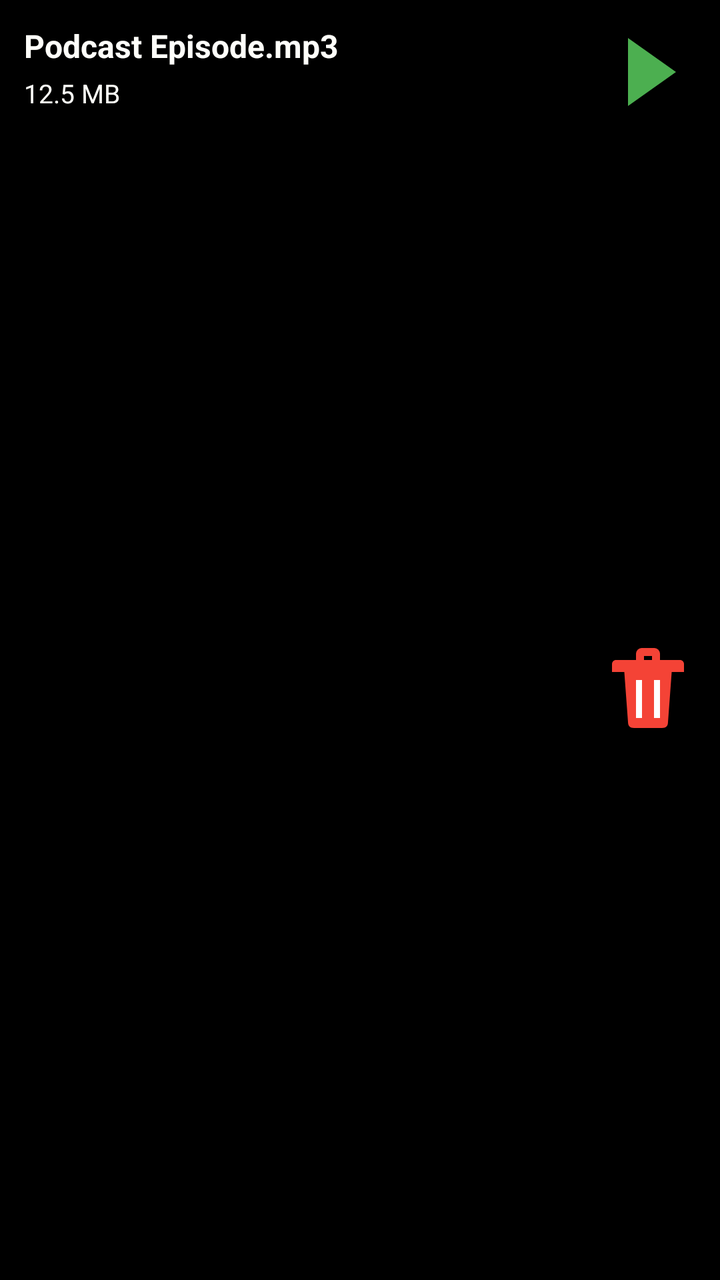
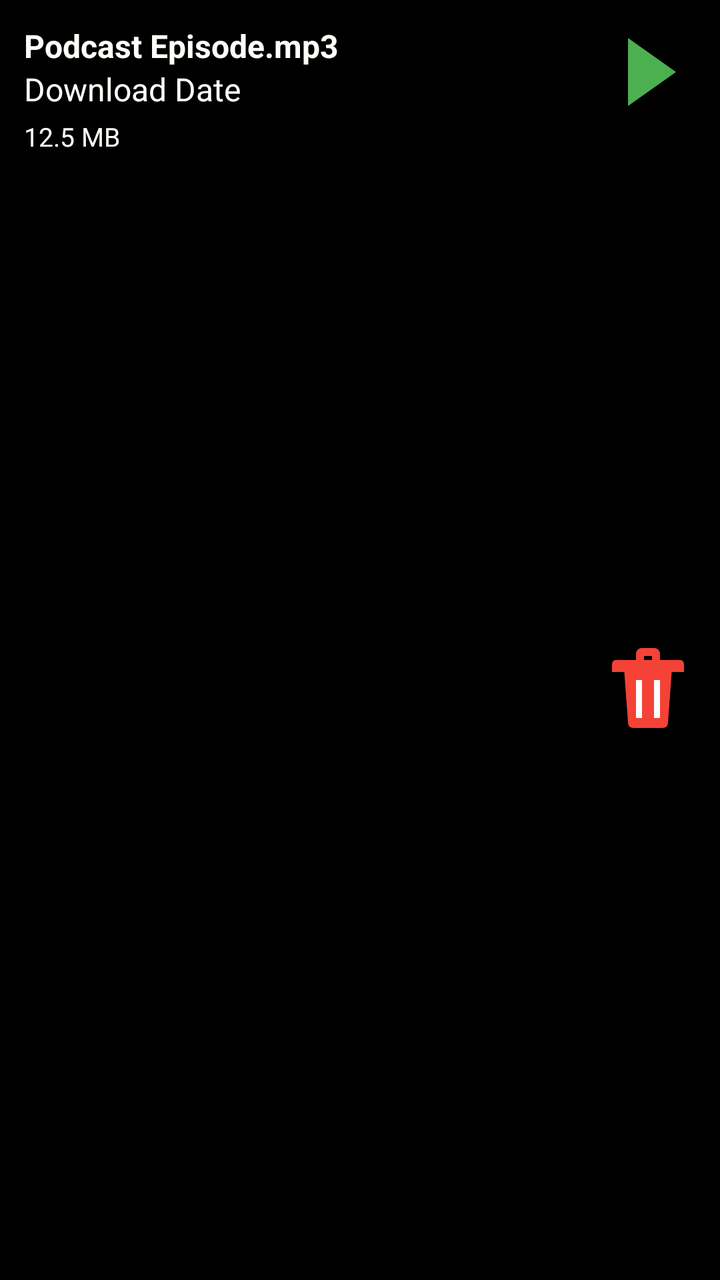

The first picture is an Android layout as it rendered before a commit; the second is the same layout after the commit. The layout source and the unified diff follow.
<!-- AndroidManifest.xml: application theme Theme.HzPodcast -->
<!-- res/layout/item_downloaded_mp3.xml -->
<?xml version="1.0" encoding="utf-8"?>
<androidx.constraintlayout.widget.ConstraintLayout
    xmlns:android="http://schemas.android.com/apk/res/android"
    xmlns:app="http://schemas.android.com/apk/res-auto"
    android:layout_width="match_parent"
    android:layout_height="wrap_content"
    android:background="@color/black"
    android:padding="12dp">

    <TextView
        android:id="@+id/txtName"
        android:layout_width="0dp"
        android:layout_height="wrap_content"
        android:layout_marginEnd="8dp"
        android:text="Podcast Episode.mp3"
        android:textSize="16sp"
        android:textStyle="bold"
        android:maxLines="2"
        android:ellipsize="end"
        android:textColor="@color/white"
        app:layout_constraintStart_toStartOf="parent"
        app:layout_constraintEnd_toStartOf="@id/btnPlayDownload"
        app:layout_constraintTop_toTopOf="parent"/>

    <TextView
        android:id="@+id/txtSize"
        android:layout_width="0dp"
        android:layout_height="wrap_content"
        android:layout_marginTop="4dp"
        android:layout_marginEnd="8dp"
        android:text="12.5 MB"
        android:textSize="13sp"
        android:textColor="@color/white"
        app:layout_constraintStart_toStartOf="parent"
        app:layout_constraintEnd_toStartOf="@id/btnPlayDownload"
        app:layout_constraintTop_toBottomOf="@id/txtName"
        app:layout_constraintBottom_toBottomOf="parent"
        app:layout_constraintVertical_bias="0.0"/>

    <ImageButton
        android:id="@+id/btnPlayDownload"
        android:layout_width="48dp"
        android:layout_height="48dp"
        android:src="@drawable/ic_play"
        android:background="@android:color/transparent"
        app:layout_constraintEnd_toEndOf="parent"
        app:layout_constraintTop_toTopOf="parent"/>

    <ImageButton
        android:id="@+id/btnDelete"
        android:layout_width="48dp"
        android:layout_height="48dp"
        android:src="@drawable/ic_delete"
        android:background="@android:color/transparent"
        app:layout_constraintEnd_toEndOf="parent"
        app:layout_constraintTop_toBottomOf="@id/btnPlayDownload"
        app:layout_constraintBottom_toBottomOf="parent"/>

</androidx.constraintlayout.widget.ConstraintLayout>
<!-- resources referenced by this layout -->
<resources>
  <color name="black">#FF000000</color>
  <color name="white">#FFFFFFFA</color>
  <!-- drawable ic_delete (drawable) -->
  <?xml version="1.0" encoding="utf-8"?>
  <vector xmlns:android="http://schemas.android.com/apk/res/android"
      android:width="48dp"
      android:height="48dp"
      android:viewportWidth="48"
      android:viewportHeight="48">
  
      
      <path
          android:fillColor="#F44336"
          android:pathData="M12,14
                            L36,14
                            L34,41
                            C34,43 33,44 31,44
                            L17,44
                            C15,44 14,43 14,41
                            Z" />
  
      
      <path
          android:fillColor="#F44336"
          android:pathData="M8,10
                            L40,10
                            C41.1,10 42,10.9 42,12
                            L42,16
                            L6,16
                            L6,12
                            C6,10.9 6.9,10 8,10
                            Z" />
  
      
      <path
          android:fillColor="#F44336"
          android:pathData="M18,10
                            L18,7
                            C18,5.3 19.3,4 21,4
                            L27,4
                            C28.7,4 30,5.3 30,7
                            L30,10
                            L26,10
                            L26,8
                            L22,8
                            L22,10
                            Z" />
  
      
      <path
          android:fillColor="#FFFFFF"
          android:pathData="M18,20
                            L21,20
                            L21,39
                            L18,39
                            Z" />
  
      <path
          android:fillColor="#FFFFFF"
          android:pathData="M27,20
                            L30,20
                            L30,39
                            L27,39
                            Z" />
  
  </vector>
  <!-- drawable ic_play (drawable) -->
  <?xml version="1.0" encoding="utf-8"?>
  <vector xmlns:android="http://schemas.android.com/apk/res/android"
      android:width="48dp"
      android:height="48dp"
      android:viewportWidth="48"
      android:viewportHeight="48">
  
      
      <path
          android:fillColor="#4CAF50"
          android:pathData="M14,7
                           L38,24
                           L14,41
                           Z" />
  
  </vector>
  <style name="Theme.HzPodcast" parent="Theme.MaterialComponents.DayNight.NoActionBar">
          
          
          
          <item name="colorPrimaryDark">@color/my_actionbar_color</item>
          
          <item name="colorPrimary">@color/purple_700</item>
          <item name="colorPrimaryVariant">@color/purple_700</item>
          <item name="colorOnPrimary">@color/white</item>
          
          <item name="colorSecondary">@color/teal_200</item>
          <item name="colorSecondaryVariant">@color/teal_700</item>
          <item name="colorOnSecondary">@color/black</item>
          
          <item name="android:statusBarColor">?attr/colorPrimaryVariant</item>
          
          <item name="android:actionMenuTextAppearance">@style/MenuTextStyle</item>
      </style>
  <color name="my_actionbar_color">#FF3F3F0F</color>
  <color name="purple_700">#FFC125</color>
  <color name="teal_200">#EEAE00</color>
  <color name="teal_700">#ADAE20</color>
  <style name="MenuTextStyle">
          <item name="android:textColor">@android:color/holo_red_dark</item>
          <item name="android:textSize">30sp</item>
      </style>
</resources>

<!-- the commit's change to res/layout/item_downloaded_mp3.xml (unified diff, before → after) -->
@@ -23,6 +23,20 @@
         app:layout_constraintTop_toTopOf="parent"/>
 
     <TextView
+        android:id="@+id/txtDate"
+        android:layout_width="0dp"
+        android:layout_height="wrap_content"
+        android:layout_marginEnd="8dp"
+        android:text="Download Date"
+        android:textSize="16sp"
+        android:maxLines="2"
+        android:ellipsize="end"
+        android:textColor="@color/white"
+        app:layout_constraintStart_toStartOf="parent"
+        app:layout_constraintEnd_toStartOf="@id/btnPlayDownload"
+        app:layout_constraintTop_toBottomOf="@id/txtName"/>
+
+    <TextView
         android:id="@+id/txtSize"
         android:layout_width="0dp"
         android:layout_height="wrap_content"
@@ -33,7 +47,7 @@
         android:textColor="@color/white"
         app:layout_constraintStart_toStartOf="parent"
         app:layout_constraintEnd_toStartOf="@id/btnPlayDownload"
-        app:layout_constraintTop_toBottomOf="@id/txtName"
+        app:layout_constraintTop_toBottomOf="@id/txtDate"
         app:layout_constraintBottom_toBottomOf="parent"
         app:layout_constraintVertical_bias="0.0"/>
 
